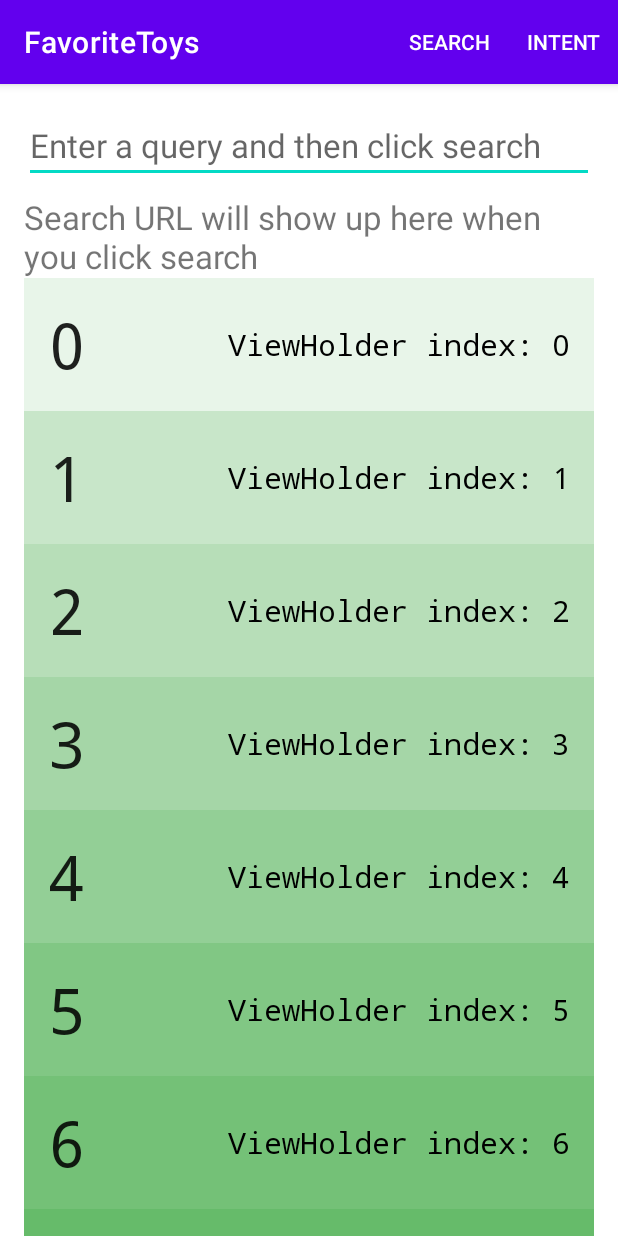
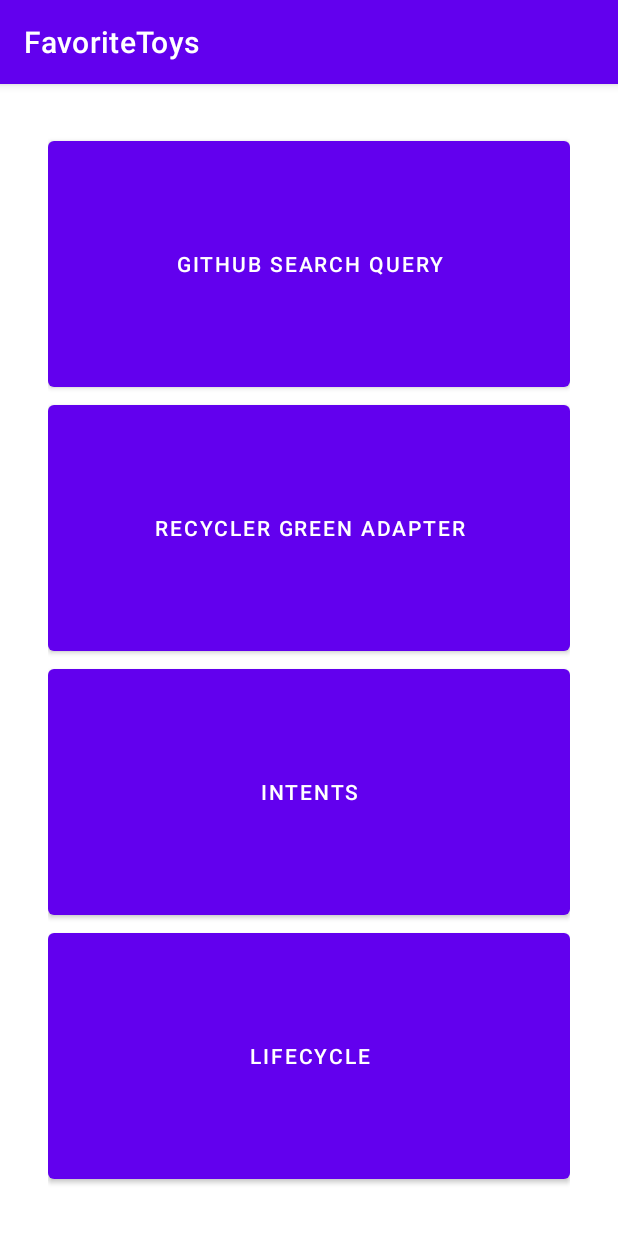
Before and after one commit to MathewLC/Favorite-Toys, an Android app: the screen it shows after launch (MainActivity), on a phone screen of 412 x 824 dp. Run offline under Robolectric (Android 15) with nearby library versions, the phone set to English and light mode, and no system bars.

Commit message:
Just organizing a little

```diff
--- a/app/src/main/AndroidManifest.xml
+++ b/app/src/main/AndroidManifest.xml
@@ -11,6 +11,12 @@
         android:roundIcon="@mipmap/ic_launcher_round"
         android:supportsRtl="true"
         android:theme="@style/Theme.FavoriteToys">
+        <activity
+            android:name=".GreenRecyclerActivity"
+            android:exported="true" />
+        <activity
+            android:name=".GitHubSearchActivity"
+            android:exported="true" />
         <activity
             android:name=".IntentActivity"
             android:exported="true" />
--- a/app/src/main/java/com/example/favoritetoys/ChildActivity.kt
+++ b/app/src/main/java/com/example/favoritetoys/ChildActivity.kt
@@ -12,8 +12,8 @@ class ChildActivity : AppCompatActivity() {
         setContentView(R.layout.activity_child)
         _display_text = findViewById(R.id.tv_display)
 
-        if(intent.hasExtra(MainActivity.ITEM_TEXT_EXTRA)){
-            val text = intent.getStringExtra(MainActivity.ITEM_TEXT_EXTRA)
+        if(intent.hasExtra(GreenRecyclerActivity.ITEM_TEXT_EXTRA)){
+            val text = intent.getStringExtra(GreenRecyclerActivity.ITEM_TEXT_EXTRA)
             _display_text.text = text
         }
     }
--- a/app/src/main/res/layout/activity_main.xml
+++ b/app/src/main/res/layout/activity_main.xml
@@ -3,47 +3,35 @@
     android:layout_width="match_parent"
     android:layout_height="match_parent"
     android:orientation="vertical"
-    android:paddingLeft="16dp"
-    android:paddingTop="16dp"
-    android:paddingRight="16dp">
+    android:padding="32dp">
+    <Button
+        android:layout_width="match_parent"
+        android:layout_height="0dp"
+        android:layout_weight="1"
+        android:onClick="onClickOpenGitHubActivityButton"
+        android:text="GitHub Search Query"/>
 
-    <EditText
-        android:id="@+id/et_search_box"
+    <Button
         android:layout_width="match_parent"
-        android:layout_height="wrap_content"
-        android:hint="Enter a query and then click search"
-        android:textSize="22sp" />
+        android:layout_height="0dp"
+        android:layout_weight="1"
+        android:onClick="onClickOpenRecyclerActivityButton"
+        android:text="Recycler Green Adapter"/>
 
-    <TextView
-        android:id="@+id/tv_url_display"
+    <Button
         android:layout_width="match_parent"
-        android:layout_height="wrap_content"
-        android:layout_marginTop="8dp"
-        android:text="Search URL will show up here when you click search"
-        android:textSize="22sp" />
+        android:layout_height="0dp"
+        android:layout_weight="1"
+        android:onClick="onClickOpenIntentActivityButton"
+        android:text="Intents"/>
 
-    <FrameLayout
+    <Button
         android:layout_width="match_parent"
-        android:layout_height="match_parent">
-        <ProgressBar
-            android:id="@+id/pb_loading_indicator"
-            android:layout_width="42dp"
-            android:layout_height="42dp"
-            android:layout_gravity="center"
-            android:visibility="invisible" />
-        <TextView
-            android:id="@+id/tv_error_message_display"
-            android:layout_width="wrap_content"
-            android:layout_height="wrap_content"
-            android:text="@string/error_message"
-            android:textSize="22sp"
-            android:padding="16dp"
-            android:visibility="invisible"/>
-       <androidx.recyclerview.widget.RecyclerView
-           android:id="@+id/rv_numbers"
-           android:layout_width="match_parent"
-           android:layout_height="match_parent"/>
-    </FrameLayout>
+        android:layout_height="0dp"
+        android:layout_weight="1"
+        android:onClick="onClickOpenLifeCycleActivityButton"
+        android:text="LifeCycle"/>
+
 
 
 
--- a/app/src/main/res/menu/main.xml
+++ b/app/src/main/res/menu/main.xml
@@ -6,10 +6,4 @@
         android:orderInCategory="1"
         app:showAsAction="ifRoom"
         android:id="@+id/action_search" />
-
-    <item
-        android:title="Intent"
-        android:orderInCategory="2"
-        app:showAsAction="ifRoom"
-        android:id="@+id/action_intent" />
 </menu>
```
Also changed, not shown: app/src/main/java/com/example/favoritetoys/GitHubSearchActivity.kt (added, +112 -0 lines), app/src/main/java/com/example/favoritetoys/GreenRecyclerActivity.kt (added, +52 -0 lines), app/src/main/java/com/example/favoritetoys/MainActivity.kt (+14 -120 lines), app/src/main/res/layout/activity_git_hub_search.xml (added, +55 -0 lines), app/src/main/res/layout/activity_green_recycler.xml (added, +15 -0 lines).
